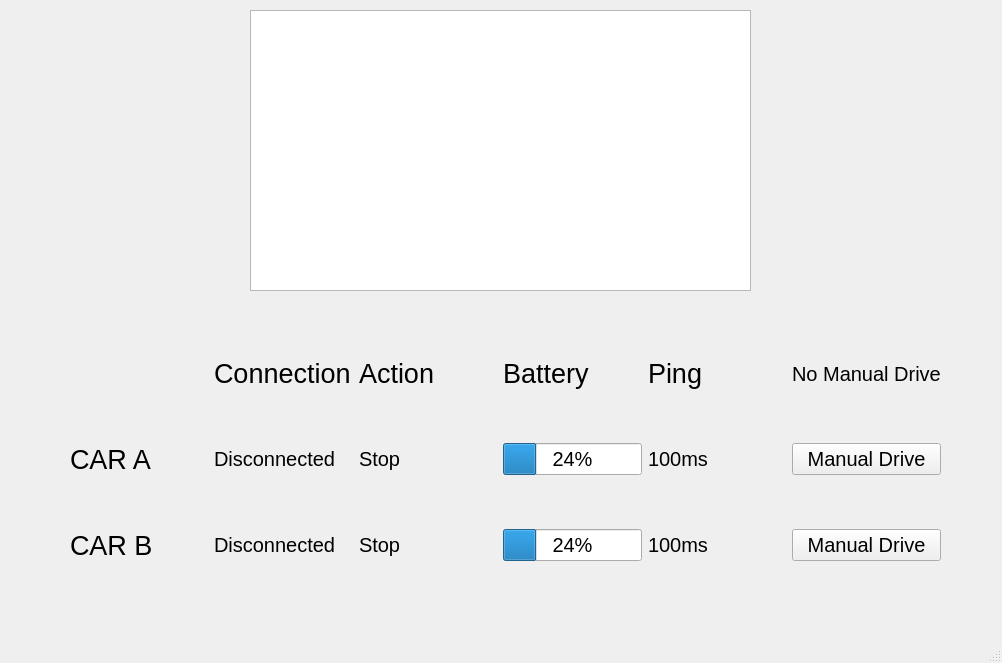
Above: client/RCServerUI.ui from SUNGBEOMCHOI/dreams-come-true before the change. Below: the same form after it.
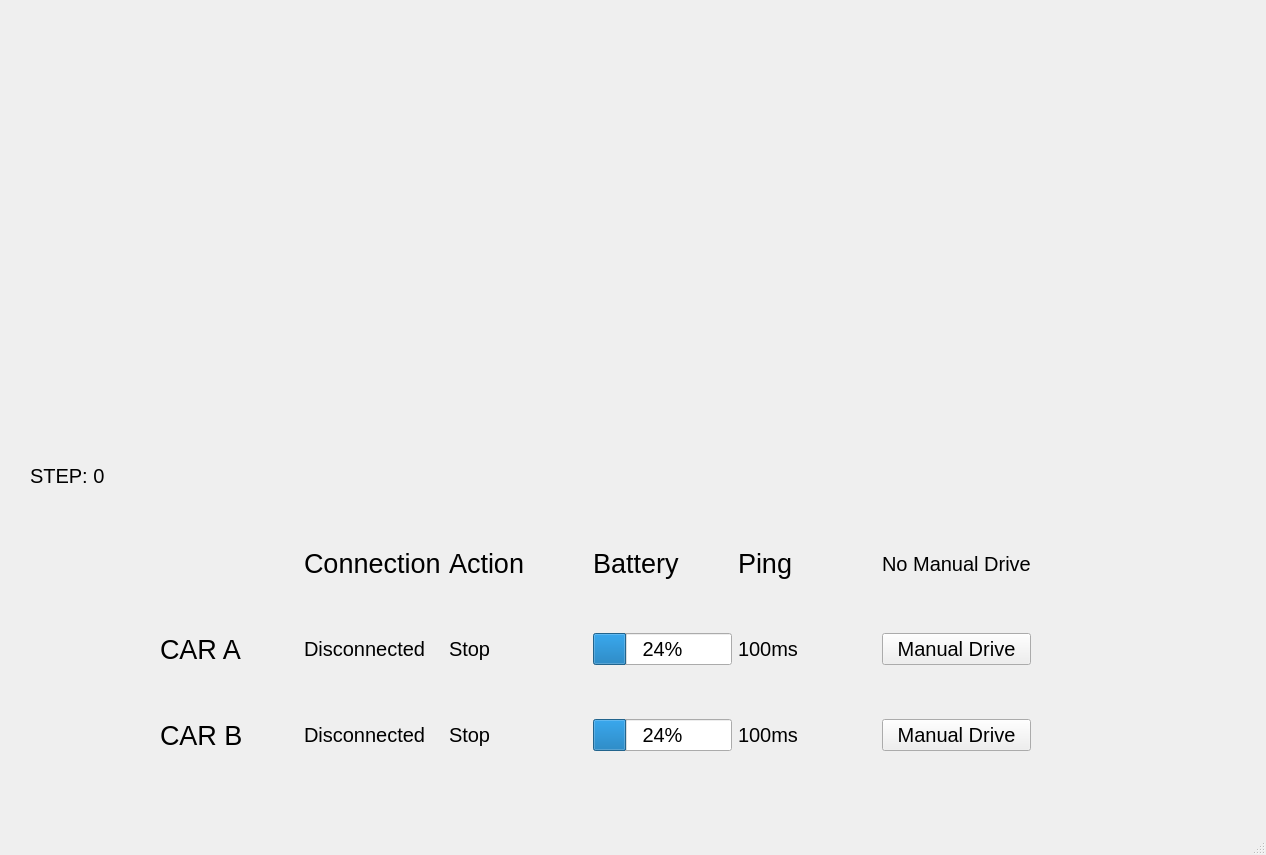
That is the form after the change.

```diff
--- a/client/RCServerUI.ui
+++ b/client/RCServerUI.ui
@@ -6,8 +6,8 @@
    <rect>
     <x>0</x>
     <y>0</y>
-    <width>1002</width>
-    <height>663</height>
+    <width>1266</width>
+    <height>855</height>
    </rect>
   </property>
   <property name="font">
@@ -19,21 +19,11 @@
    <string>MainWindow</string>
   </property>
   <widget class="QWidget" name="centralwidget">
-   <widget class="QGraphicsView" name="View">
-    <property name="geometry">
-     <rect>
-      <x>250</x>
-      <y>10</y>
-      <width>501</width>
-      <height>281</height>
-     </rect>
-    </property>
-   </widget>
    <widget class="QWidget" name="gridLayoutWidget">
     <property name="geometry">
      <rect>
-      <x>70</x>
-      <y>310</y>
+      <x>160</x>
+      <y>500</y>
       <width>871</width>
       <height>301</height>
      </rect>
@@ -220,6 +210,32 @@
      </item>
     </layout>
    </widget>
+   <widget class="QLabel" name="pixMap">
+    <property name="geometry">
+     <rect>
+      <x>270</x>
+      <y>10</y>
+      <width>640</width>
+      <height>431</height>
+     </rect>
+    </property>
+    <property name="text">
+     <string/>
+    </property>
+   </widget>
+   <widget class="QLabel" name="status">
+    <property name="geometry">
+     <rect>
+      <x>30</x>
+      <y>460</y>
+      <width>1081</width>
+      <height>31</height>
+     </rect>
+    </property>
+    <property name="text">
+     <string>STEP: 0</string>
+    </property>
+   </widget>
   </widget>
   <widget class="QStatusBar" name="statusbar"/>
  </widget>
```
